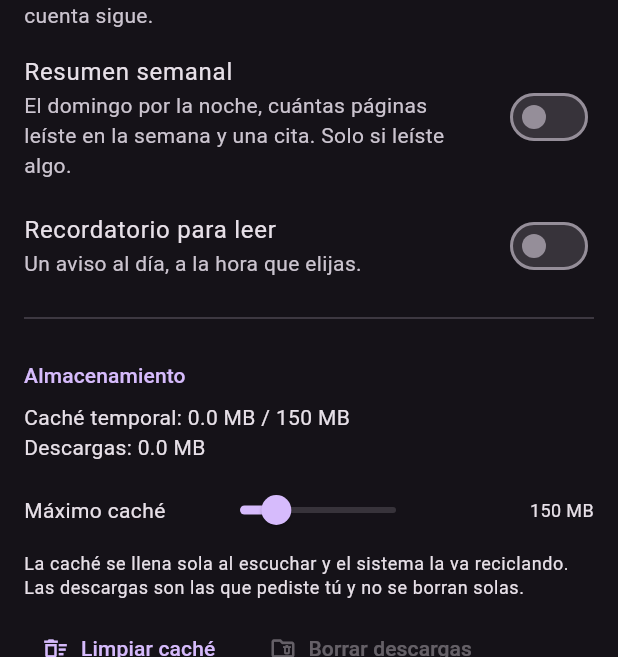
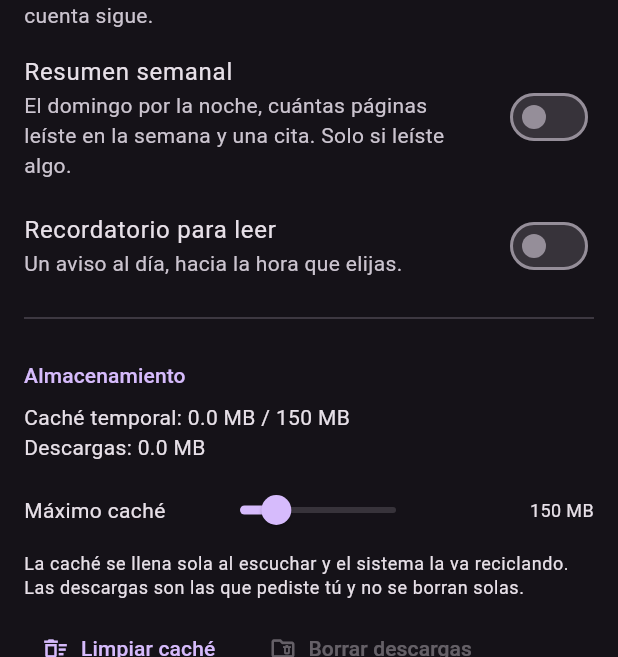
Before and after one commit to PedroSolorzano/voicex-movil, a Flutter app: the SettingsScreen screen opened by its route, scrolled down 1728 dp, on a phone screen of 412 x 824 dp, the part 84-741 px from its top. Run offline on Flutter 3.47's test engine with Material 3 defaults, Android fonts, the phone set to English and light mode, and no system bars; our stand-ins replace audio_service, connectivity_plus, file_picker, flutter_local_notifications, flutter_riverpod, flutter_tts and 8 more; missing offline and left inert: audio_session, epubx, record; accounts and stored records are empty; statements that could not run were skipped.

Commit message:
fix(avisos): el recordatorio dice "hacia las 21:30", porque puede llegar una hora tarde
La alarma es inexacta a propósito, y dumpsys alarm le mostró una ventana de una
hora. El texto prometía el minuto exacto.

Claude-Session: https://claude.ai/code/session_01QQGHVwDm1ATXeEvBRarimZ

```diff
--- a/lib/ui/screens/settings_screen.dart
+++ b/lib/ui/screens/settings_screen.dart
@@ -584,8 +584,11 @@ class _SettingsScreenState extends ConsumerState<SettingsScreen> {
               contentPadding: EdgeInsets.zero,
               title: const Text('Recordatorio para leer'),
               subtitle: Text(s.dailyReminderAt.isEmpty
-                  ? 'Un aviso al día, a la hora que elijas.'
-                  : 'Todos los días a las ${s.dailyReminderAt}. '
+                  // "Hacia", because the alarm is inexact on purpose (no
+                  // exact-alarm permission): Android may deliver it up to an
+                  // hour late, and promising the minute would be false.
+                  ? 'Un aviso al día, hacia la hora que elijas.'
+                  : 'Todos los días hacia las ${s.dailyReminderAt}. '
                       'Toca la hora para cambiarla.'),
               value: s.dailyReminderAt.isNotEmpty,
               onChanged: (v) async {
```
Also changed, not shown: 1 other file.
